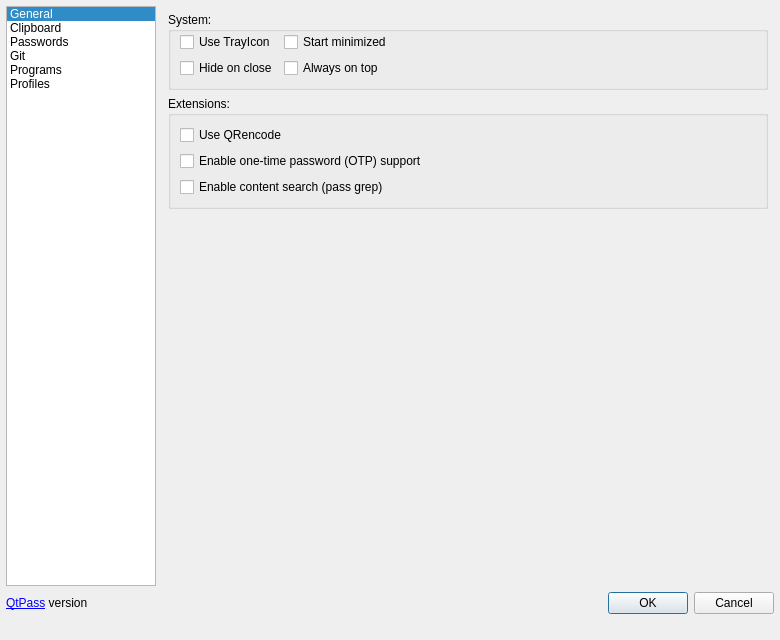
Old version of the form src/configdialog.ui in the repository IJHack/QtPass.
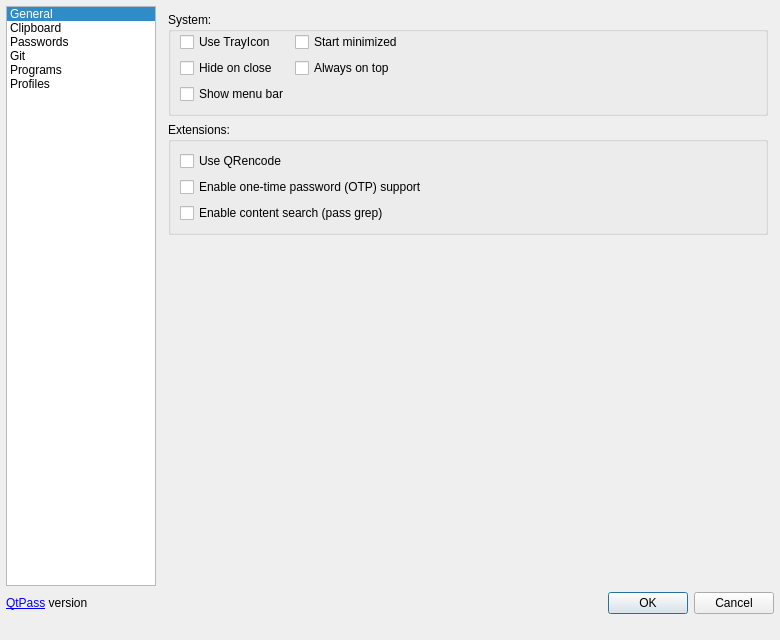
New version of the form. Icons and pictures are not drawn.

Commit message: A barer main window: menu bar off by default, no Git buttons without Git (#1830)

What changed in the file:
```diff
--- a/src/configdialog.ui
+++ b/src/configdialog.ui
@@ -167,7 +167,17 @@
                     </property>
                    </widget>
                   </item>
-                  <item row="0" column="2" rowspan="2">
+                  <item row="2" column="0">
+                   <widget class="QCheckBox" name="checkBoxShowMenuBar">
+                    <property name="text">
+                     <string>Show menu bar</string>
+                    </property>
+                    <property name="toolTip">
+                     <string>Ctrl+M shows or hides it from the main window as well</string>
+                    </property>
+                   </widget>
+                  </item>
+                  <item row="0" column="2" rowspan="3">
                    <spacer name="gridLayoutSystemSpacer">
                     <property name="orientation">
                      <enum>Qt::Horizontal</enum>
```
The commit also changes 13 other files.
